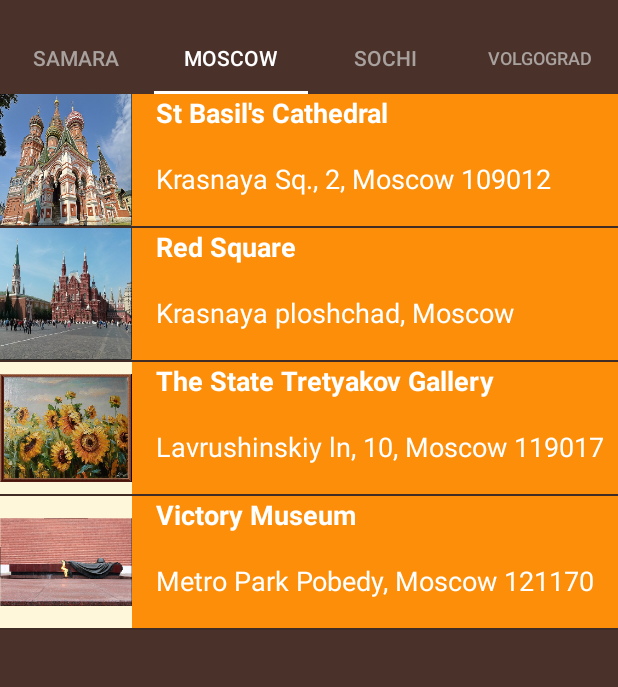
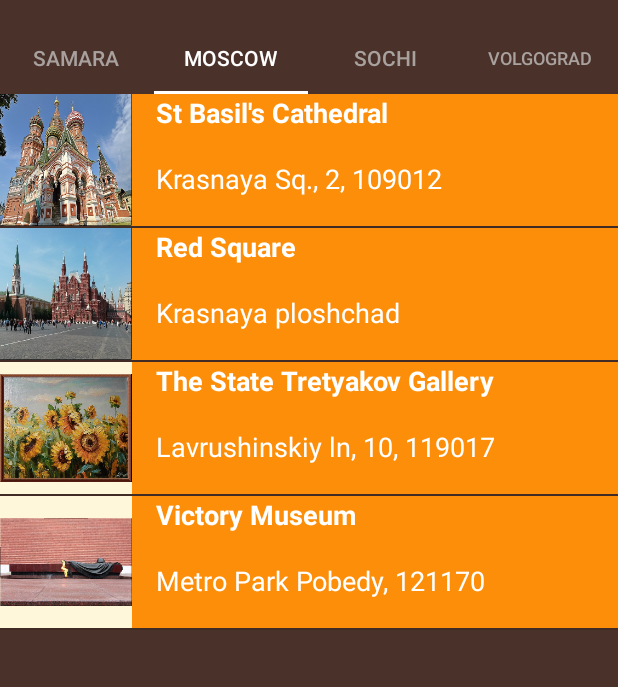
Before and after one commit to mbacfa/androidBasicsUdacityProjectFive, an Android app: the screen it shows after launch (MainActivity), tab 2 chosen, on a phone screen of 412 x 824 dp, the part 62-749 px from its top. Run offline under Robolectric (Android 15) with nearby library versions, the phone set to English and light mode, and no system bars.

Commit message:
strings modified to delete repeated location name

```diff
--- a/app/src/main/res/values/strings.xml
+++ b/app/src/main/res/values/strings.xml
@@ -12,49 +12,49 @@
 
     <string name="moscow_stbasil">St Basil\'s Cathedral</string>
 
-    <string name="details_moscow_stbasil">Krasnaya Sq., 2, Moscow 109012</string>
+    <string name="details_moscow_stbasil">Krasnaya Sq., 2, 109012</string>
 
     <string name="moscow_tretyakov_gallery">The State Tretyakov Gallery</string>
 
-    <string name="details_moscow_tretyakov_gallery">Lavrushinskiy ln, 10, Moscow 119017</string>
+    <string name="details_moscow_tretyakov_gallery">Lavrushinskiy ln, 10, 119017</string>
 
     <string name="moscow_red_square">Red Square</string>
 
-    <string name="details_moscow_red_square">Krasnaya ploshchad, Moscow</string>
+    <string name="details_moscow_red_square">Krasnaya ploshchad</string>
 
     <string name="moscow_victory_museum">Victory Museum</string>
 
-    <string name="details_moscow_victory_museum">Metro Park Pobedy, Moscow 121170</string>
+    <string name="details_moscow_victory_museum">Metro Park Pobedy, 121170</string>
 
 
     <string name="sochi_rosa_khutor">Rosa Khutor</string>
 
-    <string name="details_sochi_rosa_khutor">Olimpiyskaya St., 35, Esto-Sadok, Sochi 354392</string>
+    <string name="details_sochi_rosa_khutor">Olimpiyskaya St., 35, Esto-Sadok, 354392</string>
 
     <string name="sochi_dva_yakorya">Fountain Dva Yakorya</string>
 
-    <string name="details_sochi_dva_yakorya">Komsomolskiy Park, Sochi</string>
+    <string name="details_sochi_dva_yakorya">Komsomolskiy Park</string>
 
     <string name="sochi_pushkin_monument">Pushkin Monument</string>
 
-    <string name="details_sochi_pushkin_monument">Primorskaya St., 1, Sochi 354000</string>
+    <string name="details_sochi_pushkin_monument">Primorskaya St., 1, 354000</string>
 
     <string name="sochi_skating_palace">Iceberg Skating Palace</string>
 
-    <string name="details_sochi_skating_palace">Coastal cluster, Adler, Sochi 354375</string>
+    <string name="details_sochi_skating_palace">Coastal cluster, Adler, 354375</string>
 
 
     <string name="samara_embankment">Samara Embankment</string>
 
-    <string name="details_samara_embankment">Maksima Gorkogo St., Samara</string>
+    <string name="details_samara_embankment">Maksima Gorkogo St., 443100</string>
 
     <string name="samara_glory_monument">Glory Monument</string>
 
-    <string name="details_samara_glory_monument">Slavy Sq., Samara</string>
+    <string name="details_samara_glory_monument">Slavy Sq., 443112</string>
 
     <string name="samara_chapaev_monument">Chapaev monument</string>
 
-    <string name="details_samara_chapaev_monument">pl. Chapaeva, Samara 443010</string>
+    <string name="details_samara_chapaev_monument">pl. Chapaeva, 443010</string>
 
     <string name="samara_observation_point">Observation Point</string>
 
@@ -63,19 +63,19 @@
 
     <string name="volgograd_the_motherland_calls_sculture">The Motherland Calls Sculpture</string>
 
-    <string name="details_volgograd_the_motherland_calls_sculture">Mamaev Kurgan, Volgograd 400005</string>
+    <string name="details_volgograd_the_motherland_calls_sculture">Mamaev Kurgan, 400005</string>
 
     <string name="volgograd_mamaev_hill_monuments">Mamayev Hill Monuments</string>
 
-    <string name="details_volgograd_mamaev_hill_monuments">Mamayev Kurgan, Volgograd 400005</string>
+    <string name="details_volgograd_mamaev_hill_monuments">Mamayev Kurgan, 400005</string>
 
     <string name="volgograd_hall_of_military_glory">Hall of Military Glory</string>
 
-    <string name="details_volgograd_hall_of_military_glory">Mamayev Kurgan, Volgograd 400005</string>
+    <string name="details_volgograd_hall_of_military_glory">Mamayev Kurgan, 400005</string>
 
     <string name="volgograd_pobedi_park">Pobedi Park</string>
 
-    <string name="details_volgograd_pobedi_park">Central Embankment, Volgograd</string>
+    <string name="details_volgograd_pobedi_park">Central Embankment</string>
 
 
 </resources>
```
